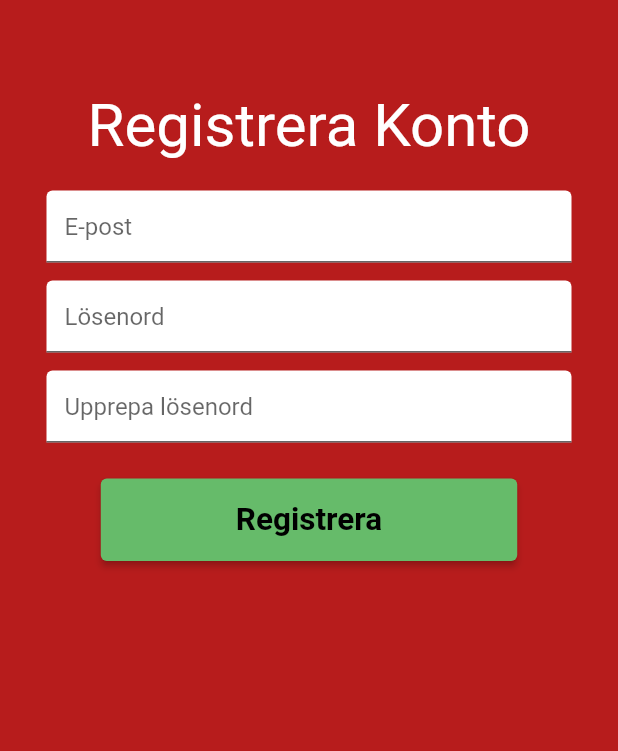
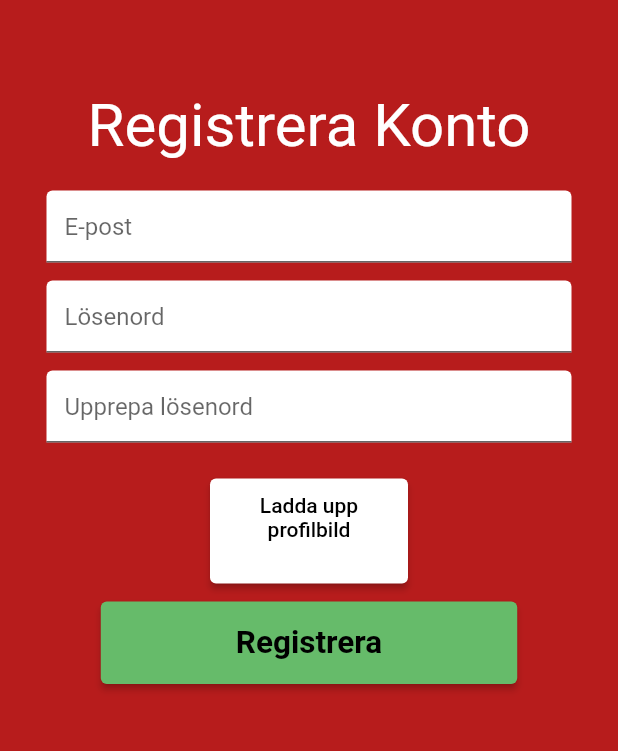
Before and after one commit to independent-project-in-it-uu-2021/stamp-app, a Flutter app: the CreateAccount screen opened directly, on a phone screen of 412 x 824 dp, the part 84-835 px from its top. Run offline on Flutter 3.47's test engine with Material 2 defaults, Android fonts, the phone set to English and light mode, and no system bars; our stand-ins replace firebase_auth, firebase_core, firebase_storage, image_picker; accounts and stored records are empty.

Commit message:
might work, tror det är lokal bugg på min burk bara

```diff
--- a/stamp_app/lib/screens/createAccount/create-acount.dart
+++ b/stamp_app/lib/screens/createAccount/create-acount.dart
@@ -1,8 +1,11 @@
 import 'package:flutter/material.dart';
 import 'package:flutter/services.dart';
 import 'package:stamp_app/services/auth.dart';
-
 import 'package:stamp_app/sharedWidget/inputDecoration.dart';
+import 'package:image_picker/image_picker.dart';
+import 'package:firebase_storage/firebase_storage.dart';
+import 'dart:io';
+import 'package:path/path.dart' as Path;
 
 class CreateAccount extends StatefulWidget {
   final Function toggleFunc;
@@ -23,21 +26,63 @@ class CreateAccountState extends State<CreateAccount> {
   String _errorMsg = '';
   // Boolean value use to hide the write bio option field
   bool _writeBio = false;
+  File _userImage;
+  String _uploadedFileURL;
 
   // Authentication instance used to login
   final AuthService _auth = AuthService();
 
-  /*Future _getImage() async {
+  Future _getImage() async {
     final pickedImage =
         await ImagePicker().getImage(source: ImageSource.gallery);
     setState(() {
       _userImage = File(pickedImage.path);
       print('_UserImage: $_userImage');
     });
-  }*/
+  }
+
+  Future uploadFile() async {
+    FirebaseStorage storage = FirebaseStorage.instance;
+    Reference ref = storage.ref().child("getImage");
+    UploadTask uploadTask = ref.putFile(_userImage);
+    /*
+      uploadTask.then((res) {
+      res.ref.getDownloadURL();
+
+    });
+    */
+    String url;
+    uploadTask.whenComplete(() {
+      url = ref.getDownloadURL().toString();
+    }).catchError((onError) {
+      print(onError);
+    });
+    return url;
+  }
+/*
+  Widget enableUpload(){
+      return Container(
+        child: Column(
+          children: <Widget>[
+            //Image.file(sampleImage, height: 300.0, width: 300.0)
+            RaisedButton(
+              elevation: 7.0,
+              child: Text('Upload'),
+              textColor: Colors.white,
+              color: Colors.blue,
+              onPressed: (){
+                final firebase_storage.Reference ref = firebase_storage.FirebaseStorage.instance.ref().child('myimage.jpg');
+                final firebase_storage.UploadTask task = firebaseStorageRef.putFile(_userImage);
+              },
+            )
+          ]
+        )
+      )
+  }
+  */
 
   // Method that is used to change the margin when an image is choosen
-  /*double _changeMarginImage() {
+  double _changeMarginImage() {
     double curMargin;
     setState(() {
       /*
@@ -56,7 +101,7 @@ class CreateAccountState extends State<CreateAccount> {
     setState(() {
       _writeBio = !_writeBio;
     });
-  }*/
+  }
 
   //final programList<String> = ['Elektroteknik', 'Energisystem', 'Industriell ekonomi'];
 
@@ -371,11 +416,12 @@ class CreateAccountState extends State<CreateAccount> {
                   padding: EdgeInsets.only(top: 12),
                 ),
                 _buildBio(),
+                */
                 // adding space
                 SizedBox(
                   height: 12,
-                ),*/
-                /*ElevatedButton(
+                ),
+                ElevatedButton(
                   style: ElevatedButton.styleFrom(
                     primary: Colors.white,
                     alignment: Alignment.center,
@@ -393,10 +439,11 @@ class CreateAccountState extends State<CreateAccount> {
                               color: Colors.black,
                             ),
                           )
-                        : Image.file(_userImage),
+                        : uploadFile(),
+                    //: Image.file(_userImage),
                   ),
                   onPressed: _getImage,
-                ),*/
+                ),
                 Padding(
                   padding: EdgeInsets.only(top: 12),
                 ),
--- a/stamp_app/pubspec.yaml
+++ b/stamp_app/pubspec.yaml
@@ -33,7 +33,9 @@ dependencies:
   # The following adds the Cupertino Icons font to your application.
   # Use with the CupertinoIcons class for iOS style icons.
   cupertino_icons: ^1.0.2
+  firebase_storage: ^8.0.6
 
+image_picker: ^0.6.7+4
 
 dev_dependencies:
   flutter_test:
```
Also changed, not shown: stamp_app/pubspec.lock.
